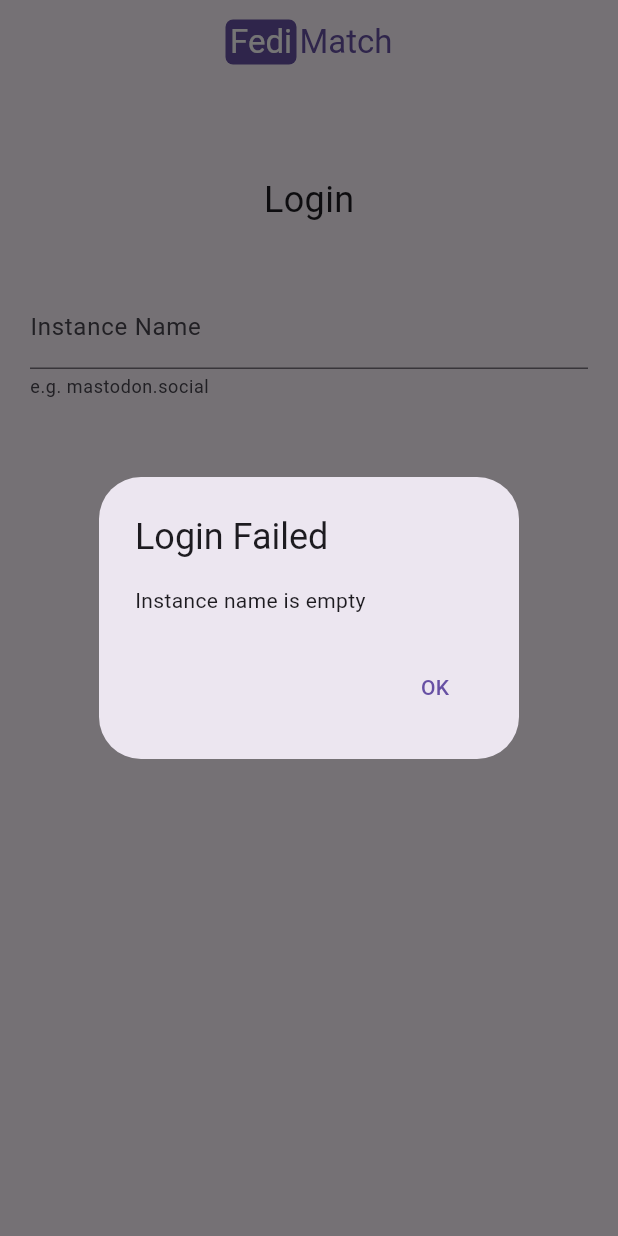
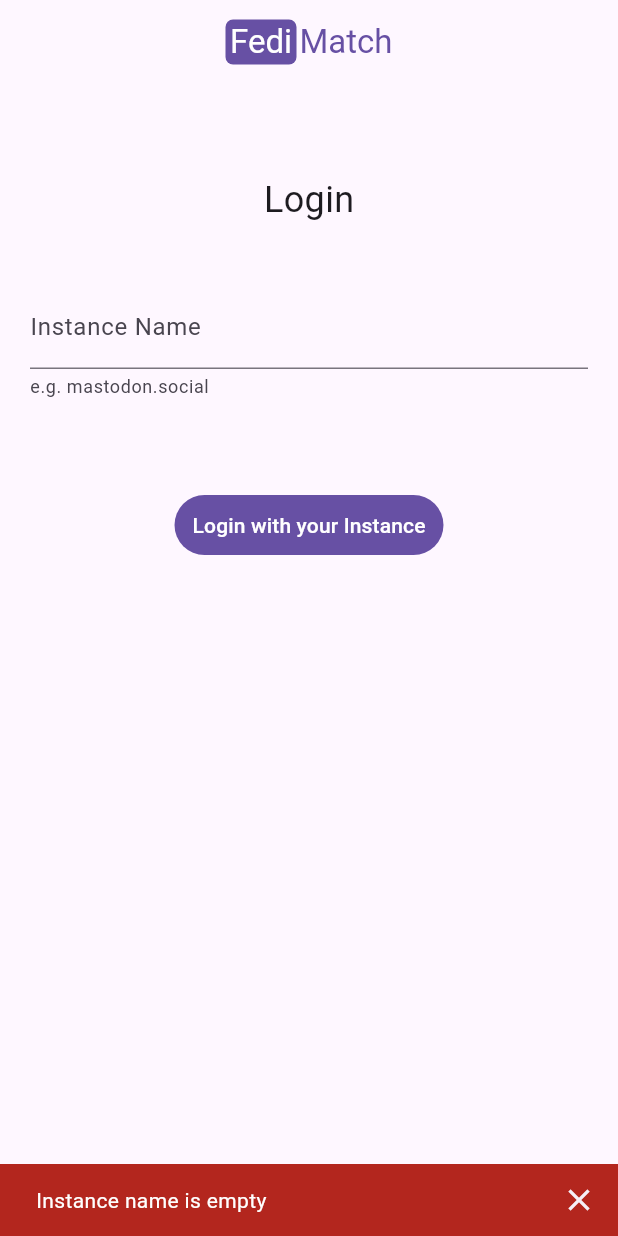
Before and after one commit to Lypsilonx/FediMatch, a Flutter app: the LoginView screen opened by its route, after a tap on an icon or button, on a phone screen of 412 x 824 dp. Run offline on Flutter 3.47's test engine with Material 3 defaults, Android fonts, the phone set to English and light mode, and no system bars; our stand-ins replace appinio_swiper, flutter_blurhash, flutter_chat_types, flutter_chat_ui, flutter_widget_from_html, shared_preferences; accounts and stored records are empty; generated files the repository leaves out were written again.

Commit message:
Better login error

```diff
--- a/lib/mastodon.dart
+++ b/lib/mastodon.dart
@@ -757,13 +757,27 @@ class Mastodon {
       return "Instance name is empty";
     }
 
+    //check if https://<instanceName> is a valid URL (https://mastodon.social)
+    if (!RegExp(r'^[a-zA-Z0-9.]+\.[a-zA-Z]+$').hasMatch(instanceName)) {
+      return "Invalid instance name format";
+    }
+
+    try {
       var client = await registerClient(instanceName);
       clientId = client.$1;
       clientSecret = client.$2;
+    } catch (e) {
+      return "Failed to register client ($e)";
+    }
 
+    try {
       final Uri url = Uri.parse(
           'https://$instanceName/oauth/authorize?client_id=$clientId&scope=read+write+push&redirect_uri=urn:ietf:wg:oauth:2.0:oob&response_type=code');
       launchUrl(url);
+    } catch (e) {
+      return "Failed to open external login ($e)";
+    }
+
     return "OK";
   }
 
--- a/lib/src/views/login_view.dart
+++ b/lib/src/views/login_view.dart
@@ -66,31 +66,23 @@ class _LoginViewState extends State<LoginView> {
                   onPressed: () async {
                     String result =
                         await Mastodon.OpenExternalLogin(instanceName);
+                    print(result);
                     if (result == "OK") {
                       setState(() {
                         textFieldController.clear();
                         LoginView.loginStep = 1;
                       });
                     } else {
-                      showDialog<void>(
-                        context: context,
-                        barrierDismissible: false,
-                        builder: (BuildContext context) {
-                          return AlertDialog(
-                            title: const Text('Login Failed'),
+                      ScaffoldMessenger.of(context).showSnackBar(SnackBar(
                         content: Text(
-                                result.replaceAll(RegExp(r'\n<link.*?>'), '')),
-                            actions: <Widget>[
-                              TextButton(
-                                onPressed: () {
-                                  Navigator.of(context).pop();
-                                },
-                                child: const Text('OK'),
+                          result,
+                          style: new TextStyle(
+                            color: Theme.of(context).colorScheme.onError,
                           ),
-                            ],
-                          );
-                        },
-                      );
+                        ),
+                        showCloseIcon: true,
+                        backgroundColor: Theme.of(context).colorScheme.error,
+                      ));
                     }
                   },
                   child: Text(
@@ -117,35 +109,47 @@ class _LoginViewState extends State<LoginView> {
                   },
                 ),
                 SizedBox(height: 60),
+                Row(
+                  mainAxisAlignment: MainAxisAlignment.spaceEvenly,
+                  children: [
+                    TextButton(
+                      style: new ButtonStyle(
+                          backgroundColor: WidgetStateProperty.all<Color>(
+                              Theme.of(context).colorScheme.error)),
+                      onPressed: () {
+                        setState(() {
+                          LoginView.loginStep = 0;
+                        });
+                      },
+                      child: Text(
+                        style: TextStyle(
+                            color: Theme.of(context).colorScheme.onError),
+                        "Back",
+                      ),
+                    ),
                     TextButton(
                       style: new ButtonStyle(
                           backgroundColor: WidgetStateProperty.all<Color>(
                               Theme.of(context).colorScheme.primary)),
                       onPressed: () async {
                         String result = await Mastodon.Login(
-                        SettingsController.instance, authCode, instanceName);
+                            SettingsController.instance,
+                            authCode,
+                            instanceName);
                         if (result == "OK") {
                           Navigator.pushReplacementNamed(context, "/");
                         } else {
-                      showDialog<void>(
-                        context: context,
-                        barrierDismissible: false,
-                        builder: (BuildContext context) {
-                          return AlertDialog(
-                            title: const Text('Login Failed'),
+                          ScaffoldMessenger.of(context).showSnackBar(SnackBar(
                             content: Text(
-                                result.replaceAll(RegExp(r'\n<link.*?>'), '')),
-                            actions: <Widget>[
-                              TextButton(
-                                onPressed: () {
-                                  Navigator.of(context).pop();
-                                },
-                                child: const Text('OK'),
+                              result,
+                              style: new TextStyle(
+                                color: Theme.of(context).colorScheme.onError,
                               ),
-                            ],
-                          );
-                        },
-                      );
+                            ),
+                            showCloseIcon: true,
+                            backgroundColor:
+                                Theme.of(context).colorScheme.error,
+                          ));
                         }
                       },
                       child: Text(
@@ -155,6 +159,8 @@ class _LoginViewState extends State<LoginView> {
                       ),
                     ),
                   ],
+                ),
+              ],
             _ => [],
           },
         ),
```
Lines whose indentation alone changed are shown as unchanged.
